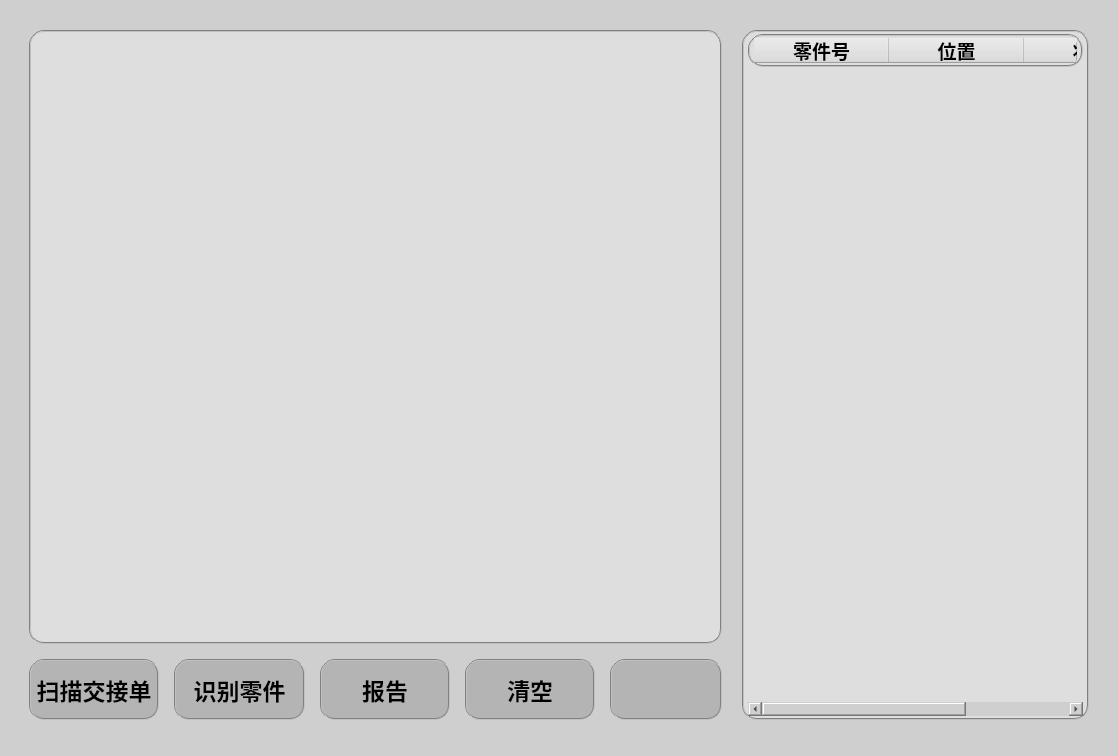
This is HMI.ui in shuaih7/ishop_ocr as Qt 5 draws it before an edit. The edited form follows.
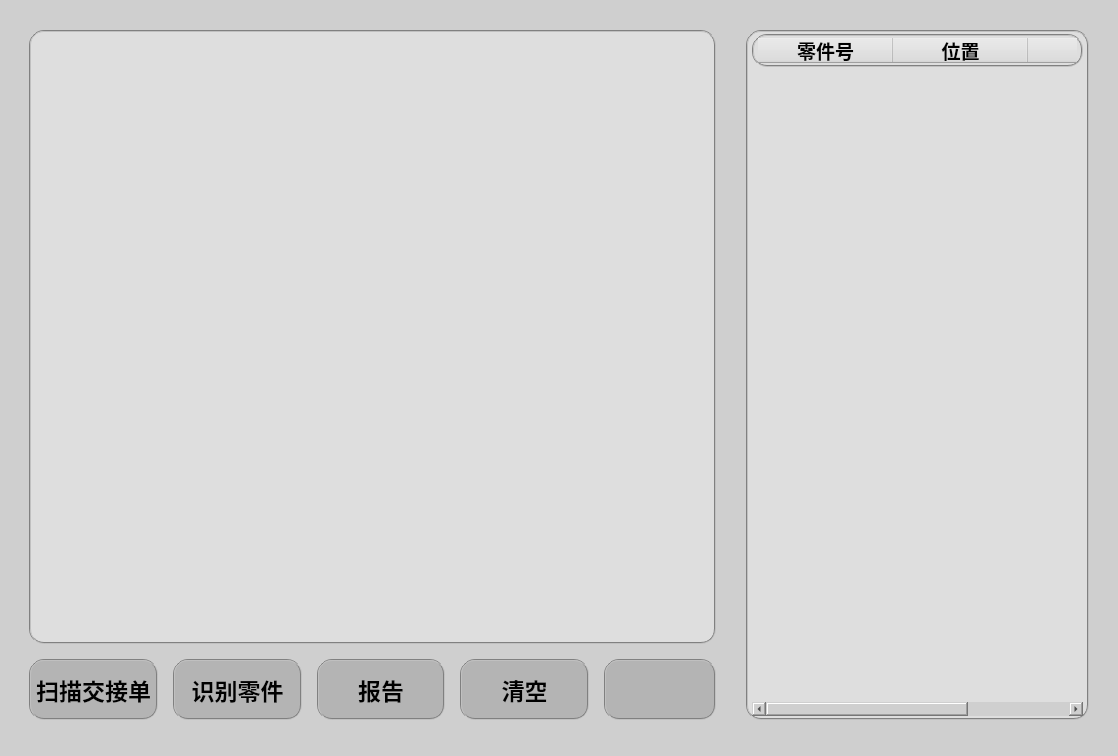
This is the edited form. Icons and pictures are not drawn. Custom widgets are drawn as their Qt base class.

```diff
--- a/HMI.ui
+++ b/HMI.ui
@@ -33,7 +33,7 @@
     <item row="0" column="0">
      <layout class="QHBoxLayout" name="horizontalLayout_2" stretch="2,1">
       <property name="spacing">
-       <number>20</number>
+       <number>30</number>
       </property>
       <property name="leftMargin">
        <number>20</number>
```
